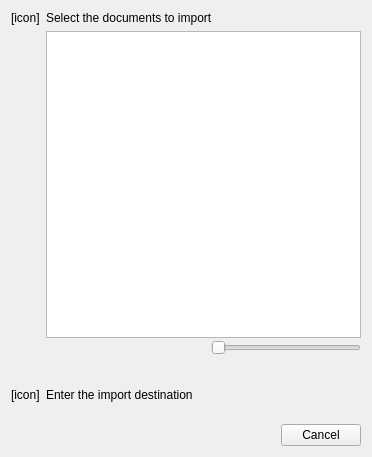
Above: importer/thumbnailpage.ui from KDE/gwenview before the change. Below: the same form after it.
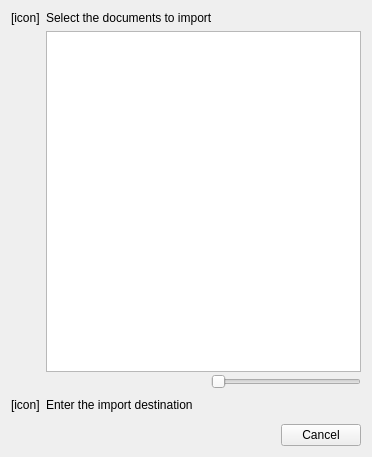
That is the form after the change. Custom widgets are drawn as their Qt base class.

Commit message: Adjusted layout.

```diff
--- a/importer/thumbnailpage.ui
+++ b/importer/thumbnailpage.ui
@@ -129,23 +129,7 @@
      </layout>
     </widget>
    </item>
-   <item row="2" column="1">
-    <spacer name="verticalSpacer">
-     <property name="orientation">
-      <enum>Qt::Vertical</enum>
-     </property>
-     <property name="sizeType">
-      <enum>QSizePolicy::Fixed</enum>
-     </property>
-     <property name="sizeHint" stdset="0">
-      <size>
-       <width>289</width>
-       <height>24</height>
-      </size>
-     </property>
-    </spacer>
-   </item>
-   <item row="3" column="0" rowspan="4">
+   <item row="2" column="0" rowspan="4">
     <layout class="QVBoxLayout" name="verticalLayout_2">
      <item>
       <widget class="QLabel" name="mDstIconLabel">
@@ -177,14 +161,14 @@
        <property name="sizeHint" stdset="0">
         <size>
          <width>20</width>
-         <height>10</height>
+         <height>0</height>
         </size>
        </property>
       </spacer>
      </item>
     </layout>
    </item>
-   <item row="3" column="1">
+   <item row="2" column="1">
     <widget class="QLabel" name="label">
      <property name="text">
       <string>Enter the import destination</string>
@@ -197,17 +181,17 @@
      </property>
     </widget>
    </item>
-   <item row="4" column="1">
+   <item row="3" column="1">
     <widget class="KUrlRequester" name="mDstUrlRequester"/>
    </item>
-   <item row="6" column="1">
+   <item row="5" column="1">
     <widget class="KDialogButtonBox" name="mButtonBox">
      <property name="standardButtons">
       <set>QDialogButtonBox::Cancel</set>
      </property>
     </widget>
    </item>
-   <item row="5" column="1">
+   <item row="4" column="1">
     <spacer name="verticalSpacer_4">
      <property name="orientation">
       <enum>Qt::Vertical</enum>
@@ -218,7 +202,7 @@
      <property name="sizeHint" stdset="0">
       <size>
        <width>20</width>
-       <height>10</height>
+       <height>0</height>
       </size>
      </property>
     </spacer>
```
